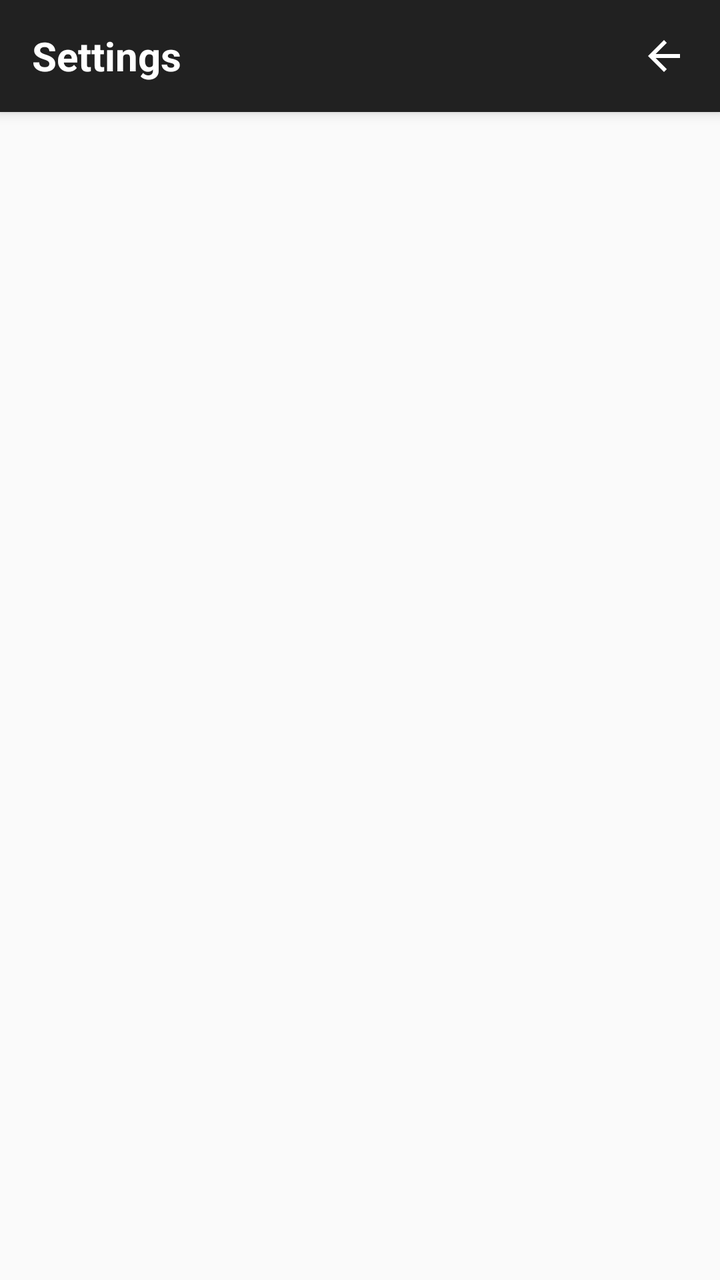
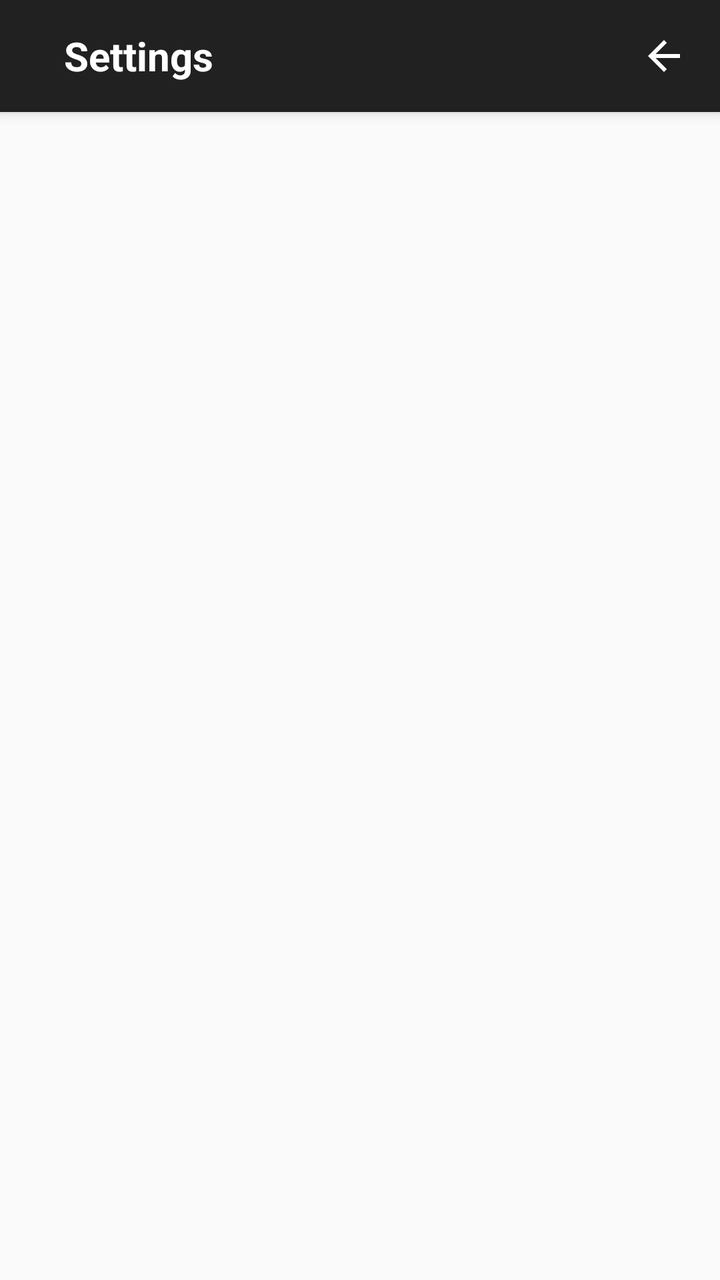

Before-and-after screenshots of an Android layout around one commit, followed by the original layout XML and the change that was made.
<!-- AndroidManifest.xml: application theme AppTheme -->
<!-- res/layout/activity_settings.xml -->
<?xml version="1.0" encoding="utf-8"?>
<LinearLayout xmlns:android="http://schemas.android.com/apk/res/android"
    xmlns:app="http://schemas.android.com/apk/res-auto"
    android:layout_width="match_parent"
    android:layout_height="match_parent"
    android:orientation="vertical">

    <androidx.appcompat.widget.Toolbar
        android:id="@+id/toolbar"
        android:layout_width="match_parent"
        android:layout_height="?attr/actionBarSize"
        android:background="#212121"
        android:elevation="4dp"
        android:theme="@style/ThemeOverlay.AppCompat.Dark.ActionBar"
        app:popupTheme="@style/ThemeOverlay.AppCompat.Light">

        <RelativeLayout
            android:layout_width="match_parent"
            android:layout_height="match_parent">

            <TextView
                android:id="@+id/toolbar_title"
                android:layout_width="wrap_content"
                android:layout_height="wrap_content"
                android:layout_alignParentStart="true"
                android:layout_centerVertical="true"
                android:text="@string/settings"
                android:textColor="@android:color/white"
                android:textSize="20sp"
                android:textStyle="bold" />

            <ImageButton
                android:id="@+id/back_button"
                android:layout_width="wrap_content"
                android:layout_height="wrap_content"
                android:layout_alignParentEnd="true"
                android:layout_centerVertical="true"
                android:layout_marginEnd="8dp"
                android:background="?attr/selectableItemBackgroundBorderless"
                android:padding="8dp"
                android:src="@drawable/ic_arrow_back_24"
                android:tint="@android:color/white" />

        </RelativeLayout>

    </androidx.appcompat.widget.Toolbar>

    <FrameLayout
        android:id="@+id/settings_container"
        android:layout_width="match_parent"
        android:layout_height="match_parent" />

</LinearLayout>
<!-- resources referenced by this layout -->
<resources>
  <!-- drawable ic_arrow_back_24 (drawable) -->
  <vector xmlns:android="http://schemas.android.com/apk/res/android"
      android:width="24dp"
      android:height="24dp"
      android:viewportWidth="24"
      android:viewportHeight="24"
      android:tint="?attr/colorControlNormal"
      android:autoMirrored="true">
      <path
          android:fillColor="@android:color/white"
          android:pathData="M20,11H7.83l5.59,-5.59L12,4l-8,8 8,8 1.41,-1.41L7.83,13H20v-2z"/>
  </vector>
  <string name="settings">Settings</string>
  <style name="AppTheme" parent="Theme.AppCompat.Light.DarkActionBar">
          <item name="android:activatedBackgroundIndicator">@drawable/activated_background</item>
          <item name="actionMenuTextAppearance">@style/MenuTextAppearance</item>
          <item name="android:dropDownListViewStyle">@style/PopupMenuListView</item>
          <item name="windowActionBarOverlay">false</item>
      </style>
  <!-- drawable activated_background (drawable) -->
  <?xml version="1.0" encoding="utf-8"?>
  <selector xmlns:android="http://schemas.android.com/apk/res/android">
      <item android:state_activated="true" android:drawable="@color/row_activated" />
      <item android:drawable="@android:color/transparent" />
  </selector>
  <style name="MenuTextAppearance" parent="TextAppearance.AppCompat.Widget.ActionBar.Menu">
          <item name="android:textSize">16sp</item>
      </style>
  <style name="PopupMenuListView" parent="Widget.AppCompat.ListView.DropDown">
          <item name="android:divider">@android:color/transparent</item>
          <item name="android:dividerHeight">0dp</item>
      </style>
  <color name="row_activated">#80808080</color>
</resources>

<!-- the commit's change to res/layout/activity_settings.xml (unified diff, before → after) -->
@@ -24,7 +24,8 @@
                 android:layout_height="wrap_content"
                 android:layout_alignParentStart="true"
                 android:layout_centerVertical="true"
-                android:text="@string/settings"
+                android:layout_marginStart="16dp"
+                android:text="Settings"
                 android:textColor="@android:color/white"
                 android:textSize="20sp"
                 android:textStyle="bold" />
@@ -48,6 +49,7 @@
     <FrameLayout
         android:id="@+id/settings_container"
         android:layout_width="match_parent"
-        android:layout_height="match_parent" />
+        android:layout_height="0dp"
+        android:layout_weight="1" />
 
 </LinearLayout>
<!-- resource entries referenced after the edit -->
@@ -12,12 +12,13 @@
           android:fillColor="@android:color/white"
           android:pathData="M20,11H7.83l5.59,-5.59L12,4l-8,8 8,8 1.41,-1.41L7.83,13H20v-2z"/>
   </vector>
-  <string name="settings">Settings</string>
   <style name="AppTheme" parent="Theme.AppCompat.Light.DarkActionBar">
           <item name="android:activatedBackgroundIndicator">@drawable/activated_background</item>
           <item name="actionMenuTextAppearance">@style/MenuTextAppearance</item>
           <item name="android:dropDownListViewStyle">@style/PopupMenuListView</item>
           <item name="windowActionBarOverlay">false</item>
+          <item name="android:textColorSecondary">#424242</item>
+          <item name="colorAccent">#000000</item>
       </style>
   <!-- drawable activated_background (drawable) -->
   <?xml version="1.0" encoding="utf-8"?>
